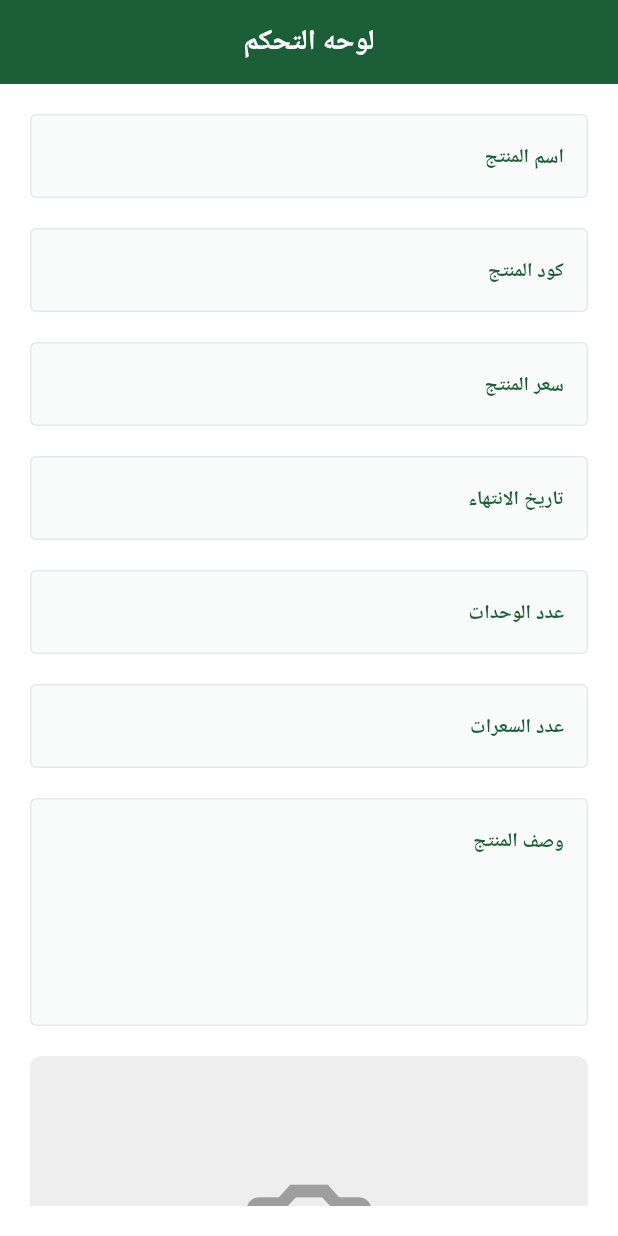
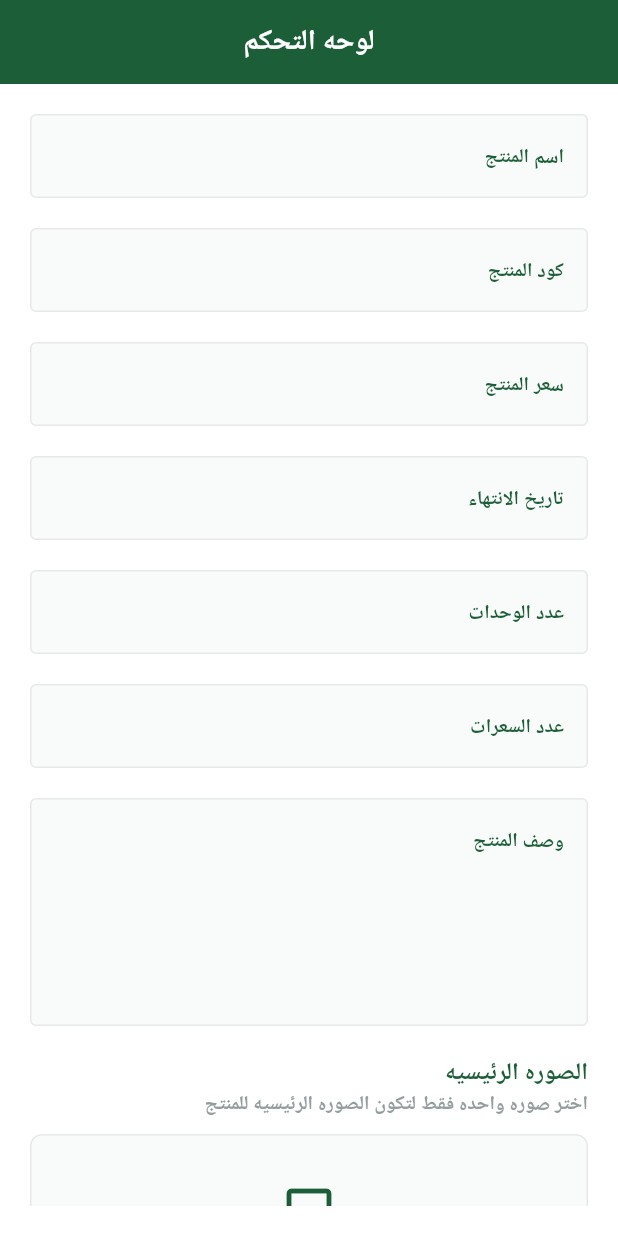
Before and after one commit to AhmedOmara-Flutter/fruit_hub_dashboard, a Flutter app: the screen it shows after launch, on a phone screen of 412 x 824 dp. Run offline on Flutter 3.47's test engine with Material 3 defaults, Android fonts, the phone set to English and light mode, and no system bars; our stand-ins replace bloc, cloud_firestore, dartz, dotted_border, firebase_core, flutter_bloc and 2 more; accounts and stored records are empty; Roboto replaces fonts that are missing (Cairo).

Commit message:
add sub product images ui

```diff
--- a/lib/core/repos/add_product_repo/add_product_repo_impl.dart
+++ b/lib/core/repos/add_product_repo/add_product_repo_impl.dart
@@ -4,10 +4,12 @@ import 'package:fruit_hub_dashboard/feature/add_product/data/data_source/databas
 import 'package:fruit_hub_dashboard/feature/add_product/data/models/product_model.dart';
 import 'package:fruit_hub_dashboard/feature/add_product/domain/entities/product_entity.dart';
 
+import '../upload_image_repo/upload_image_repo.dart';
 import 'add_product_repo.dart';
 
 class AddProductRepoImpl implements AddProductRepo {
   final DatabaseRemoteDataSourceImpl _databaseRemoteDataSource;
+
 
   AddProductRepoImpl(this._databaseRemoteDataSource);
 
--- a/lib/core/repos/upload_image_repo/upload_image_repo.dart
+++ b/lib/core/repos/upload_image_repo/upload_image_repo.dart
@@ -4,5 +4,5 @@ import 'package:dartz/dartz.dart';
 import 'package:fruit_hub_dashboard/core/errors/failure.dart';
 
 abstract class UploadImageRepo {
-  Future<Either<Failure, String>> uploadImage(File imageFile);
+  Future<Either<Failure, String>> uploadImage(File imageFile,);
 }
--- a/lib/core/repos/upload_image_repo/upload_image_repo_impl.dart
+++ b/lib/core/repos/upload_image_repo/upload_image_repo_impl.dart
@@ -1,5 +1,4 @@
 import 'dart:io';
-
 import 'package:dartz/dartz.dart';
 import 'package:fruit_hub_dashboard/core/errors/failure.dart';
 import 'package:fruit_hub_dashboard/core/repos/upload_image_repo/upload_image_repo.dart';
@@ -18,4 +17,5 @@ class UploadImageRepoImpl implements UploadImageRepo {
       return Left(ServerFailure(errMessage: e.toString()));
     }
   }
+
 }
--- /dev/null
+++ b/lib/core/utils/app_color.dart
@@ -0,0 +1,5 @@
+import 'dart:ui';
+
+class AppColor {
+  static const mainColor = Color(0xff1B5E37);
+}
--- a/lib/core/widgets/custom_image_picker.dart
+++ b/lib/core/widgets/custom_image_picker.dart
@@ -1,7 +1,10 @@
 import 'dart:io';
 
 import 'package:flutter/material.dart';
+import 'package:fruit_hub_dashboard/core/utils/app_color.dart';
 import 'package:image_picker/image_picker.dart';
+
+import '../../generated/assets.dart';
 
 class CustomImagePicker extends StatefulWidget {
   final ValueChanged<File?> onImagePicked;
@@ -36,21 +39,35 @@ class _CustomImagePickerState extends State<CustomImagePicker> {
       child: Stack(
         children: [
           Container(
-            height: MediaQuery.of(context).size.width * 0.6,
             padding: EdgeInsets.symmetric(vertical: 10),
             decoration: BoxDecoration(
-              color: Colors.grey[200],
+              color: Color(0xffF9FAFA),
               borderRadius: BorderRadius.circular(8.0),
+              border: Border.all(color: Color(0xffE6E9EA)),
             ),
             width: double.infinity,
             alignment: Alignment.center,
             child: imagePath != null
-                ? Image.file(imagePath!)
-                : Icon(
-                    Icons.photo_camera_back_outlined,
-                    size: 100,
-                    color: Colors.grey,
-                  ),
+                ? SizedBox(height: MediaQuery.sizeOf(context).height*0.2,child: Image.file(imagePath!))
+                : Column(
+                  mainAxisAlignment: MainAxisAlignment.center,
+                  children: [
+                    SizedBox(height: 20,),
+                    Icon(Icons.photo_outlined,color: AppColor.mainColor,size: 40,),
+                    SizedBox(height: 10,),
+                    Text(
+                      'اضغط لاضافه صوره',
+                      style: Theme
+                          .of(context)
+                          .textTheme
+                          .titleMedium!
+                          .copyWith(
+                          color:AppColor.mainColor
+
+                      ),),
+                    SizedBox(height: 20,),
+                  ],
+                ),
           ),
           Visibility(
             visible: imagePath != null,
--- a/lib/feature/add_product/data/data_source/storage_data_source.dart
+++ b/lib/feature/add_product/data/data_source/storage_data_source.dart
@@ -4,7 +4,6 @@ import 'package:supabase_flutter/supabase_flutter.dart';
 
 abstract class StorageDataSource {
   Future<String> uploadImage(File imageFile,String path);
-
 }
 
 
--- a/lib/feature/add_product/data/models/product_model.dart
+++ b/lib/feature/add_product/data/models/product_model.dart
@@ -1,4 +1,3 @@
-import 'package:fruit_hub_dashboard/feature/add_product/data/models/review_model.dart';
 import 'package:fruit_hub_dashboard/feature/add_product/domain/entities/product_entity.dart';
 
 class ProductModel extends ProductEntity {
@@ -16,7 +15,7 @@ class ProductModel extends ProductEntity {
     super.isOrganic = false,
     super.avgRating = 0.0,
     super.ratingCount = 0,
-    super.sellingCount=0,
+    super.sellingCount=0, required super.subImages,
   });
 
   factory ProductModel.fromEntity(ProductEntity entity) {
@@ -35,6 +34,7 @@ class ProductModel extends ProductEntity {
       avgRating: entity.avgRating,
       ratingCount: entity.ratingCount,
       sellingCount: entity.sellingCount,
+      subImages: entity.subImages,
     );
   }
 
@@ -54,6 +54,7 @@ class ProductModel extends ProductEntity {
       avgRating: json['avgRating'],
       ratingCount: json['ratingCount'],
       sellingCount: json['sellingCount'],
+      subImages: json['subImages'],
     );
   }
 
--- a/lib/feature/add_product/domain/entities/product_entity.dart
+++ b/lib/feature/add_product/domain/entities/product_entity.dart
@@ -1,6 +1,4 @@
 import 'dart:io';
-
-import 'package:fruit_hub_dashboard/feature/add_product/domain/entities/review_entity.dart';
 
 class ProductEntity {
   final String name;
@@ -17,6 +15,7 @@ class ProductEntity {
   final double avgRating;
   final int ratingCount;
   final int sellingCount;
+  final List<File> subImages;
 
   ProductEntity({
     required this.name,
@@ -32,7 +31,7 @@ class ProductEntity {
     this.isOrganic = false,
     this.avgRating = 0.0,
     this.ratingCount = 0,
-    this.sellingCount=0,
-
+    this.sellingCount = 0,
+    required this.subImages,
   });
 }
--- a/lib/feature/add_product/presentation/view/add_product_view.dart
+++ b/lib/feature/add_product/presentation/view/add_product_view.dart
@@ -1,7 +1,6 @@
 import 'package:flutter/material.dart';
 import 'package:flutter_bloc/flutter_bloc.dart';
 import 'package:fruit_hub_dashboard/feature/add_product/presentation/widgets/add_product_view_body.dart';
-
 import '../../../../core/helper_function/custom_show_snake_bar.dart';
 import '../../../../core/repos/add_product_repo/add_product_repo_impl.dart';
 import '../../../../core/repos/upload_image_repo/upload_image_repo_impl.dart';
@@ -16,7 +15,8 @@ class AddProductView extends StatelessWidget {
     return BlocProvider(
       create: (context) =>
           AddProductCubit(
-            AddProductRepoImpl(DatabaseRemoteDataSourceImpl()),
+            AddProductRepoImpl(
+                DatabaseRemoteDataSourceImpl()),
             UploadImageRepoImpl(),
           ),
       child: Scaffold(
--- a/lib/feature/add_product/presentation/widgets/add_product_view_body.dart
+++ b/lib/feature/add_product/presentation/widgets/add_product_view_body.dart
@@ -1,14 +1,18 @@
 import 'dart:io';
 
+import 'package:dotted_border/dotted_border.dart';
 import 'package:flutter/material.dart';
 import 'package:flutter_bloc/flutter_bloc.dart';
 import 'package:fruit_hub_dashboard/core/helper_function/custom_show_snake_bar.dart';
+import 'package:fruit_hub_dashboard/core/utils/app_color.dart';
 import 'package:fruit_hub_dashboard/core/widgets/custom_button.dart';
 import 'package:fruit_hub_dashboard/core/widgets/custom_image_picker.dart';
 import 'package:fruit_hub_dashboard/core/widgets/custom_text_form_field.dart';
 import 'package:fruit_hub_dashboard/feature/add_product/domain/entities/product_entity.dart';
 import 'package:fruit_hub_dashboard/feature/add_product/presentation/widgets/custom_is_featured.dart';
 import 'package:fruit_hub_dashboard/feature/add_product/presentation/widgets/custom_is_organic.dart';
+
+import '../../../../core/widgets/custom_sub_images.dart';
 import '../view_model/add_product_cubit.dart';
 
 class AddProductViewBody extends StatefulWidget {
@@ -22,6 +26,7 @@ class _AddProductViewBodyState extends State<AddProductViewBody> {
   late String name, code, description;
   late num price, expirationMonth, unitAmount, numberOfCalories;
   File ?image;
+  List<File> ?subImages;
   bool isFeatured = false;
   bool isOrganic = false;
   AutovalidateMode autoValidateMode = AutovalidateMode.disabled;
@@ -51,6 +56,7 @@ class _AddProductViewBodyState extends State<AddProductViewBody> {
                   slivers: [
                     SliverToBoxAdapter(
                       child: Column(
+                        crossAxisAlignment: CrossAxisAlignment.start,
                         spacing: 20,
                         children: [
                           CustomTextFormField(
@@ -149,9 +155,38 @@ class _AddProductViewBodyState extends State<AddProductViewBody> {
                             },
                             maxLines: 5,
                           ),
-                          CustomImagePicker(
-                            onImagePicked: (image) {
-                              this.image = image;
+                          Column(
+                            crossAxisAlignment: CrossAxisAlignment.start,
+                            children: [
+                              Text('الصوره الرئيسيه', style: Theme
+                                  .of(context)
+                                  .textTheme
+                                  .labelMedium!
+                                  .copyWith(
+                                  color: AppColor.mainColor
+                              ),),
+                              Text(
+                                'اختر صوره واحده فقط لتكون الصوره الرئيسيه للمنتج',
+                                style: Theme
+                                    .of(context)
+                                    .textTheme
+                                    .titleMedium!
+                                    .copyWith(
+                                    color: Color(0xff949D9E)
+
+                                ),),
+                              SizedBox(height: 10,),
+                              CustomImagePicker(
+                                onImagePicked: (image) {
+                                  this.image = image;
+                                },
+                              ),
+                            ],
+                          ),
+                          CustomSubImages(
+                            onImagesPicked: (images) {
+                              subImages = images;
+                              print(subImages!.length);
                             },
                           ),
                           CustomIsFeatured(
@@ -172,7 +207,7 @@ class _AddProductViewBodyState extends State<AddProductViewBody> {
                             onPressed: () {
                               if (_formKey.currentState!.validate()) {
                                 _formKey.currentState!.save();
-                                if (image != null) {
+                                if (image != null&&subImages !=null) {
                                   ProductEntity addProductEntity = ProductEntity(
                                     name: name,
                                     code: code,
@@ -184,7 +219,7 @@ class _AddProductViewBodyState extends State<AddProductViewBody> {
                                     unitAmount: unitAmount,
                                     numberOfCalories: numberOfCalories,
                                     isOrganic: isOrganic,
-
+                                    subImages: subImages!,
                                   );
                                   context
                                       .read<AddProductCubit>()
@@ -215,7 +250,6 @@ class _AddProductViewBodyState extends State<AddProductViewBody> {
         ),
               ),
             ),
-
             /// 🔒 Overlay وقت التحميل
             if (state is AddProductLoading)
               Positioned.fill(
--- a/pubspec.yaml
+++ b/pubspec.yaml
@@ -45,6 +45,8 @@ dependencies:
   flutter_bloc: ^9.1.1
   supabase_flutter: ^2.12.2
   conditional_builder_null_safety: ^0.0.6
+  dotted_border: ^2.1.0
+  image: ^4.8.0
 
 
 
@@ -60,6 +62,8 @@ flutter_launcher_icons:
   ios: true
   image_path: 'assets/images/appIcon.png'
 
+  #flutter pub get
+  #flutter pub run flutter_launcher_icons:main
 
   # The "flutter_lints" package below contains a set of recommended lints to
   # encourage good coding practices. The lint set provided by the package is
```
Also changed, not shown: lib/core/widgets/custom_sub_images.dart (added, +178 -0 lines), assets/images/gallery.png (added), assets/images/subGallery.png (added), lib/generated/assets.dart, pubspec.lock.
